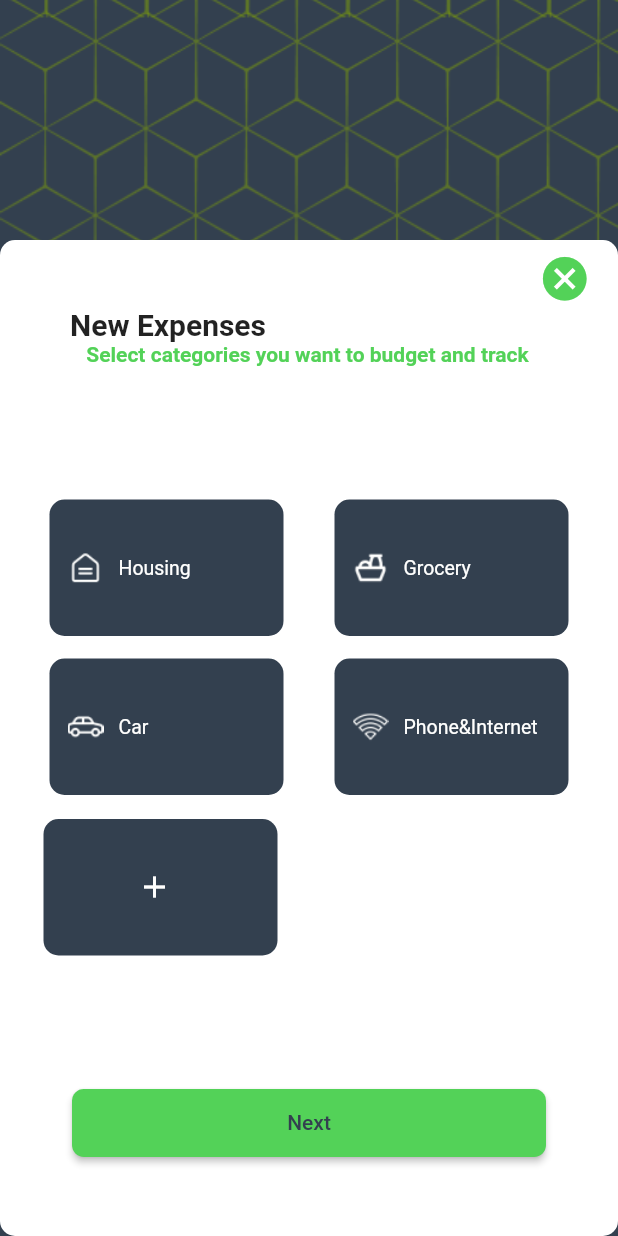
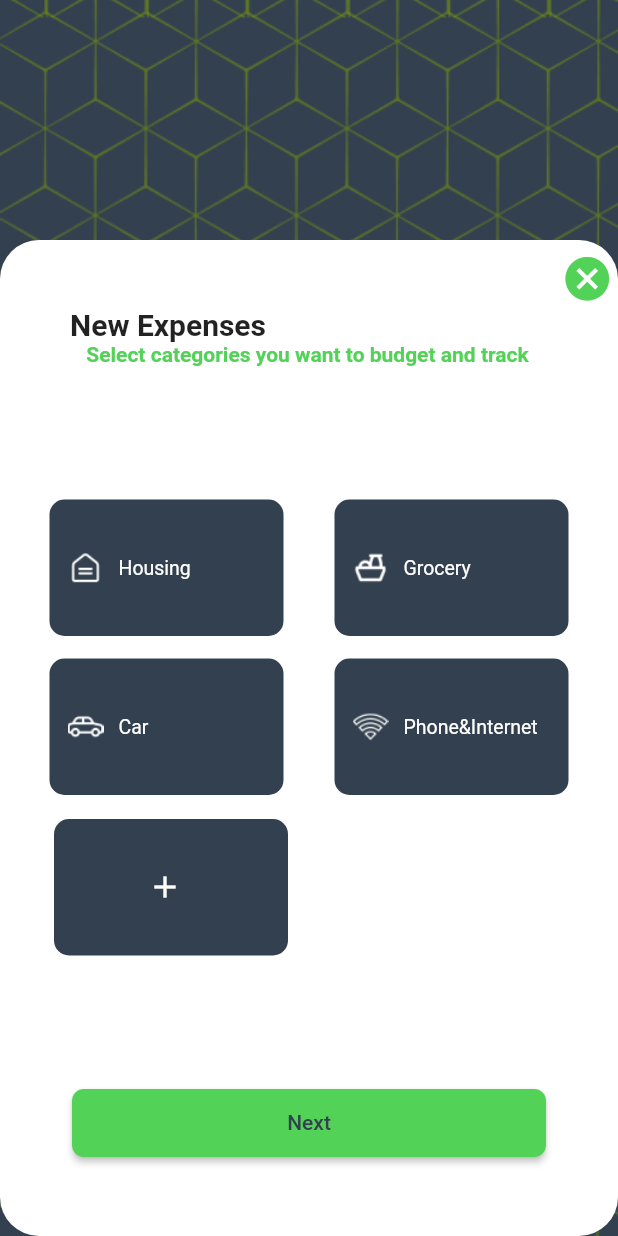
Before and after one commit to jawaher-alqotym/finance_app, a Flutter app: the ExpensesPage screen opened directly, on a phone screen of 412 x 824 dp. Run offline on Flutter 3.47's test engine with Material 2 defaults, Android fonts, the phone set to English and light mode, and no system bars; our stand-ins replace flutter_svg, get, percent_indicator, syncfusion_flutter_charts, toggle_switch; Roboto replaces fonts that are missing (Plus Jakarta Sans).

Commit message:
new commit

```diff
--- a/lib/main.dart
+++ b/lib/main.dart
@@ -23,6 +23,7 @@
   @override
   Widget build(BuildContext context) {
     return GetMaterialApp(
+      debugShowCheckedModeBanner: false,
       home: Home(),
       initialBinding: ControllerBindings(),
     );
--- a/lib/screens/ExpencesPage.dart
+++ b/lib/screens/ExpencesPage.dart
@@ -21,7 +21,7 @@
           padding: const EdgeInsets.only(top: 160),
           child: Container(
             decoration: BoxDecoration(
-              borderRadius: BorderRadius.all(Radius.circular(10)),
+              borderRadius: BorderRadius.all(Radius.circular(26)),
               color: Colors.white,
             ),
             child: Column(
@@ -29,7 +29,7 @@
                 Container(
                     height: 30,
                     width: 30,
-                    margin: const EdgeInsets.only(left: 320.0, bottom: 15),
+                    margin: const EdgeInsets.only(left: 350.0, bottom: 15),
                     child: IconButton(
                       iconSize: 35,
                       onPressed: () {
--- a/lib/screens/SavingPage.dart
+++ b/lib/screens/SavingPage.dart
@@ -17,7 +17,7 @@
           padding: const EdgeInsets.only(top: 160),
           child: Container(
             decoration: BoxDecoration(
-              borderRadius: BorderRadius.all(Radius.circular(10)),
+              borderRadius: BorderRadius.all(Radius.circular(26)),
               color: Colors.white,
             ),
             child: Column(
@@ -25,7 +25,7 @@
                 Container(
                     height: 30,
                     width: 30,
-                    margin: const EdgeInsets.only(left: 320.0, bottom: 15),
+                    margin: const EdgeInsets.only(left: 350.0, bottom: 15),
                     child: IconButton(
                       iconSize: 35,
                       onPressed: () => {Navigator.pop(context)},
--- a/lib/widgets/expensesAndSaving.dart
+++ b/lib/widgets/expensesAndSaving.dart
@@ -118,7 +118,7 @@
                   ],
                 ),
                 Padding(
-                  padding: const EdgeInsets.only(left: 13, top: 16),
+                  padding: const EdgeInsets.only(left: 20, top: 16),
                   child: Row(
                     mainAxisAlignment: MainAxisAlignment.start,
                     children: [
```
